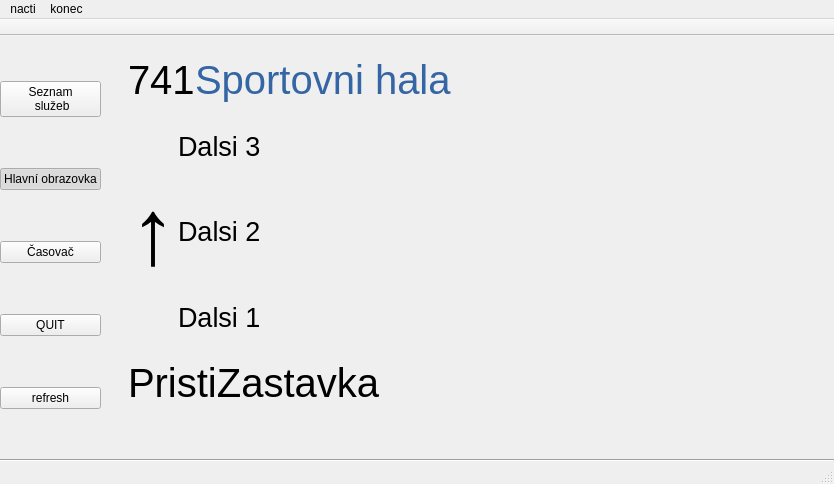
This is mainwindow.ui in frutabruta/VDV301display as Qt 5 draws it before an edit. The edited form follows.
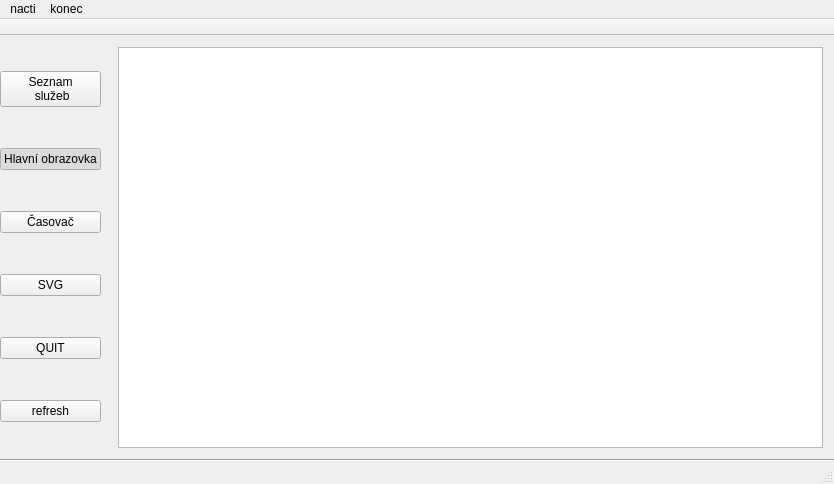
This is the edited form.

```diff
--- a/mainwindow.ui
+++ b/mainwindow.ui
@@ -94,6 +94,13 @@
             </property>
            </widget>
           </item>
+          <item>
+           <widget class="QPushButton" name="svgTlacitko">
+            <property name="text">
+             <string>SVG</string>
+            </property>
+           </widget>
+          </item>
           <item>
            <widget class="QPushButton" name="quitTlacitko">
             <property name="text">
@@ -118,8 +125,14 @@
         </item>
         <item>
          <widget class="QStackedWidget" name="prepinadloStran">
+          <property name="sizePolicy">
+           <sizepolicy hsizetype="Expanding" vsizetype="Expanding">
+            <horstretch>0</horstretch>
+            <verstretch>0</verstretch>
+           </sizepolicy>
+          </property>
           <property name="currentIndex">
-           <number>0</number>
+           <number>3</number>
           </property>
           <widget class="QWidget" name="page">
            <widget class="QWidget" name="verticalLayoutWidget">
@@ -417,6 +430,27 @@
             </layout>
            </widget>
           </widget>
+          <widget class="QWidget" name="page_4">
+           <layout class="QGridLayout" name="gridLayout">
+            <item row="0" column="0">
+             <layout class="QVBoxLayout" name="verticalLayout_6">
+              <property name="spacing">
+               <number>0</number>
+              </property>
+              <item>
+               <widget class="QGraphicsView" name="graphicsView">
+                <property name="sizePolicy">
+                 <sizepolicy hsizetype="Expanding" vsizetype="Expanding">
+                  <horstretch>0</horstretch>
+                  <verstretch>0</verstretch>
+                 </sizepolicy>
+                </property>
+               </widget>
+              </item>
+             </layout>
+            </item>
+           </layout>
+          </widget>
          </widget>
         </item>
        </layout>
```
